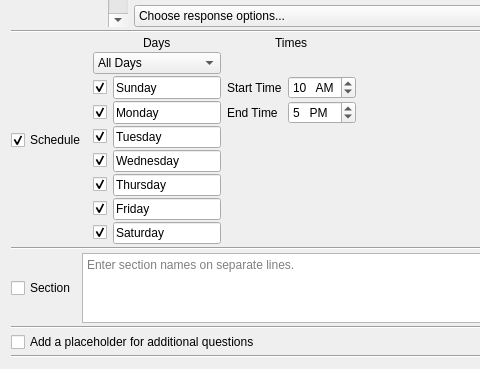
First picture: the form in SurveyMaker/surveymaker.ui, repository gruepr/gruepr, before the edit; both pictures show x 0 to 480 and y 367 to 736 of the 1115 by 736 pixel window.
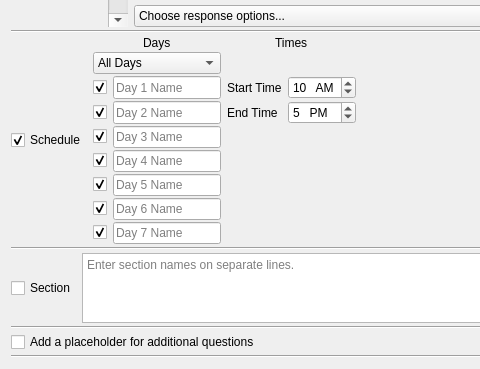
Second picture: the form after the edit. Icons and pictures are not drawn.

Diff of the .ui file:
```diff
--- a/SurveyMaker/surveymaker.ui
+++ b/SurveyMaker/surveymaker.ui
@@ -394,7 +394,7 @@
            <enum>Qt::NoContextMenu</enum>
           </property>
           <property name="text">
-           <string>Tuesday</string>
+           <string/>
           </property>
           <property name="placeholderText">
            <string>Day 3 Name</string>
@@ -440,7 +440,7 @@
            <enum>Qt::NoContextMenu</enum>
           </property>
           <property name="text">
-           <string>Friday</string>
+           <string/>
           </property>
           <property name="placeholderText">
            <string>Day 6 Name</string>
@@ -459,7 +459,7 @@
            <enum>Qt::NoContextMenu</enum>
           </property>
           <property name="text">
-           <string>Wednesday</string>
+           <string/>
           </property>
           <property name="placeholderText">
            <string>Day 4 Name</string>
@@ -478,7 +478,7 @@
            <enum>Qt::NoContextMenu</enum>
           </property>
           <property name="text">
-           <string>Monday</string>
+           <string/>
           </property>
           <property name="placeholderText">
            <string>Day 2 Name</string>
@@ -543,7 +543,7 @@
            <enum>Qt::NoContextMenu</enum>
           </property>
           <property name="text">
-           <string>Sunday</string>
+           <string/>
           </property>
           <property name="placeholderText">
            <string>Day 1 Name</string>
@@ -562,7 +562,7 @@
            <enum>Qt::NoContextMenu</enum>
           </property>
           <property name="text">
-           <string>Saturday</string>
+           <string/>
           </property>
           <property name="placeholderText">
            <string>Day 7 Name</string>
@@ -607,7 +607,7 @@
            <enum>Qt::NoContextMenu</enum>
           </property>
           <property name="text">
-           <string>Thursday</string>
+           <string/>
           </property>
           <property name="placeholderText">
            <string>Day 5 Name</string>
```
